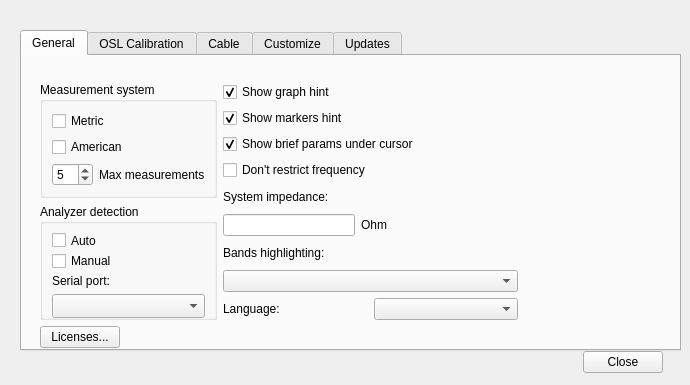
The window that settings.ui (rigexpert/AntScope2) describes before a commit, drawn with Qt 5.
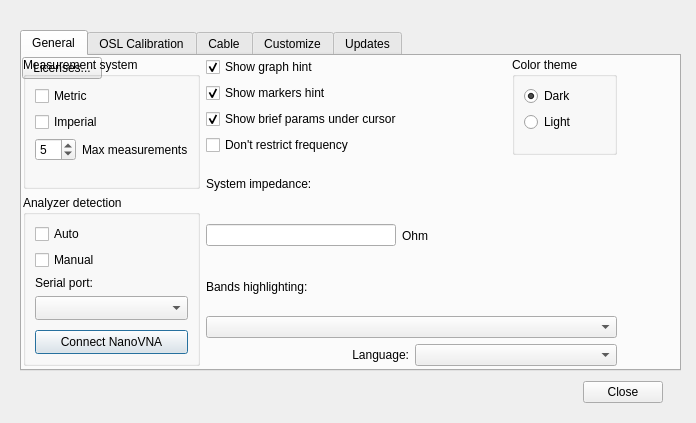
The same window after the commit.

Commit message: version 1.1.2; fast rendering, nanoVNA, etc.

What changed in the file:
```diff
--- a/settings.ui
+++ b/settings.ui
@@ -6,8 +6,8 @@
    <rect>
     <x>0</x>
     <y>0</y>
-    <width>690</width>
-    <height>385</height>
+    <width>696</width>
+    <height>423</height>
    </rect>
   </property>
   <property name="minimumSize">
@@ -31,7 +31,7 @@
      <x>20</x>
      <y>30</y>
      <width>661</width>
-     <height>321</height>
+     <height>341</height>
     </rect>
    </property>
    <property name="sizePolicy">
@@ -50,15 +50,48 @@
     <widget class="QWidget" name="layoutWidget">
      <property name="geometry">
       <rect>
-       <x>18</x>
-       <y>26</y>
-       <width>478</width>
-       <height>266</height>
+       <x>0</x>
+       <y>0</y>
+       <width>123</width>
+       <height>25</height>
       </rect>
      </property>
-     <layout class="QVBoxLayout" name="verticalLayout_16">
+     <layout class="QHBoxLayout" name="horizontalLayout_35">
       <item>
-       <layout class="QHBoxLayout" name="horizontalLayout_26">
+       <widget class="QPushButton" name="licencesBtn">
+        <property name="text">
+         <string>Licenses...</string>
+        </property>
+        <property name="autoDefault">
+         <bool>false</bool>
+        </property>
+       </widget>
+      </item>
+      <item>
+       <spacer name="horizontalSpacer_8">
+        <property name="orientation">
+         <enum>Qt::Horizontal</enum>
+        </property>
+        <property name="sizeHint" stdset="0">
+         <size>
+          <width>40</width>
+          <height>20</height>
+         </size>
+        </property>
+       </spacer>
+      </item>
+     </layout>
+    </widget>
+    <widget class="QWidget" name="layoutWidget">
+     <property name="geometry">
+      <rect>
+       <x>1</x>
+       <y>1</y>
+       <width>594</width>
+       <height>309</height>
+      </rect>
+     </property>
+     <layout class="QHBoxLayout" name="horizontalLayout_37">
         <item>
          <layout class="QVBoxLayout" name="verticalLayout_15">
           <item>
@@ -77,7 +110,7 @@
              <item row="1" column="0">
               <widget class="QCheckBox" name="measureSystemAmerican">
                <property name="text">
-                <string>American</string>
+              <string>Imperial</string>
                </property>
               </widget>
              </item>
@@ -157,11 +190,44 @@
                </property>
               </widget>
              </item>
+           <item>
+            <spacer name="verticalSpacer">
+             <property name="orientation">
+              <enum>Qt::Vertical</enum>
+             </property>
+             <property name="sizeType">
+              <enum>QSizePolicy::Fixed</enum>
+             </property>
+             <property name="sizeHint" stdset="0">
+              <size>
+               <width>20</width>
+               <height>4</height>
+              </size>
+             </property>
+            </spacer>
+           </item>
+           <item>
+            <widget class="QPushButton" name="connectNanovnaBtn">
+             <property name="minimumSize">
+              <size>
+               <width>0</width>
+               <height>24</height>
+              </size>
+             </property>
+             <property name="text">
+              <string>Connect NanoVNA</string>
+             </property>
+            </widget>
+           </item>
             </layout>
            </widget>
           </item>
          </layout>
         </item>
+      <item>
+       <layout class="QVBoxLayout" name="verticalLayout_16">
+        <item>
+         <layout class="QHBoxLayout" name="horizontalLayout_26">
         <item>
          <layout class="QVBoxLayout" name="verticalLayout_9">
           <item>
@@ -225,6 +291,36 @@
             </property>
            </widget>
           </item>
+           </layout>
+          </item>
+          <item>
+           <widget class="QGroupBox" name="groupBoxColor">
+            <property name="title">
+             <string>Color theme</string>
+            </property>
+            <layout class="QFormLayout" name="formLayout_5">
+             <item row="0" column="0">
+              <widget class="QRadioButton" name="radioButtonDark">
+               <property name="text">
+                <string>Dark</string>
+               </property>
+               <property name="checked">
+                <bool>true</bool>
+               </property>
+              </widget>
+             </item>
+             <item row="1" column="0">
+              <widget class="QRadioButton" name="radioButtonLight">
+               <property name="text">
+                <string>Light</string>
+               </property>
+              </widget>
+             </item>
+            </layout>
+           </widget>
+          </item>
+         </layout>
+        </item>
           <item>
            <widget class="QLabel" name="label_4">
             <property name="text">
@@ -280,6 +376,9 @@
               <property name="text">
                <string>Language:</string>
               </property>
+            <property name="alignment">
+             <set>Qt::AlignRight|Qt::AlignTrailing|Qt::AlignVCenter</set>
+            </property>
              </widget>
             </item>
             <item>
@@ -290,35 +389,6 @@
          </layout>
         </item>
        </layout>
-      </item>
-      <item>
-       <layout class="QHBoxLayout" name="horizontalLayout_35">
-        <item>
-         <widget class="QPushButton" name="licencesBtn">
-          <property name="text">
-           <string>Licenses...</string>
-          </property>
-          <property name="autoDefault">
-           <bool>false</bool>
-          </property>
-         </widget>
-        </item>
-        <item>
-         <spacer name="horizontalSpacer_8">
-          <property name="orientation">
-           <enum>Qt::Horizontal</enum>
-          </property>
-          <property name="sizeHint" stdset="0">
-           <size>
-            <width>40</width>
-            <height>20</height>
-           </size>
-          </property>
-         </spacer>
-        </item>
-       </layout>
-      </item>
-     </layout>
     </widget>
    </widget>
    <widget class="QWidget" name="Calibration">
@@ -1442,7 +1512,7 @@
    <property name="geometry">
     <rect>
      <x>540</x>
-     <y>350</y>
+     <y>380</y>
      <width>123</width>
      <height>25</height>
     </rect>
```
Lines whose indentation alone changed are shown as unchanged. The commit also changes 46 other files.
